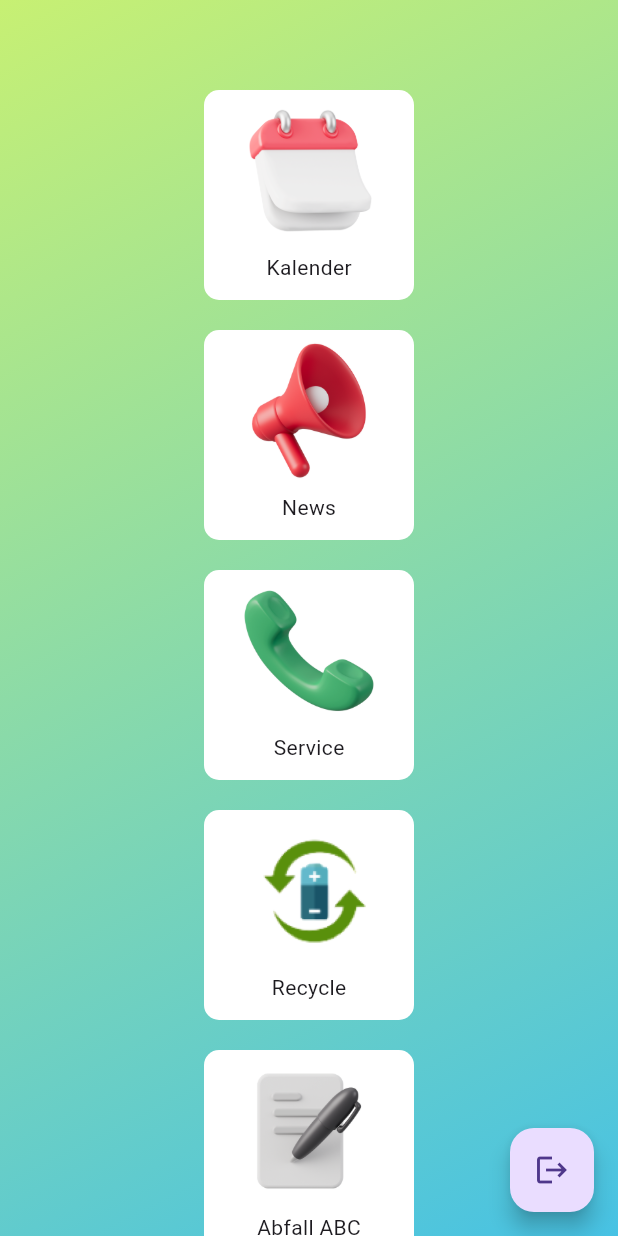
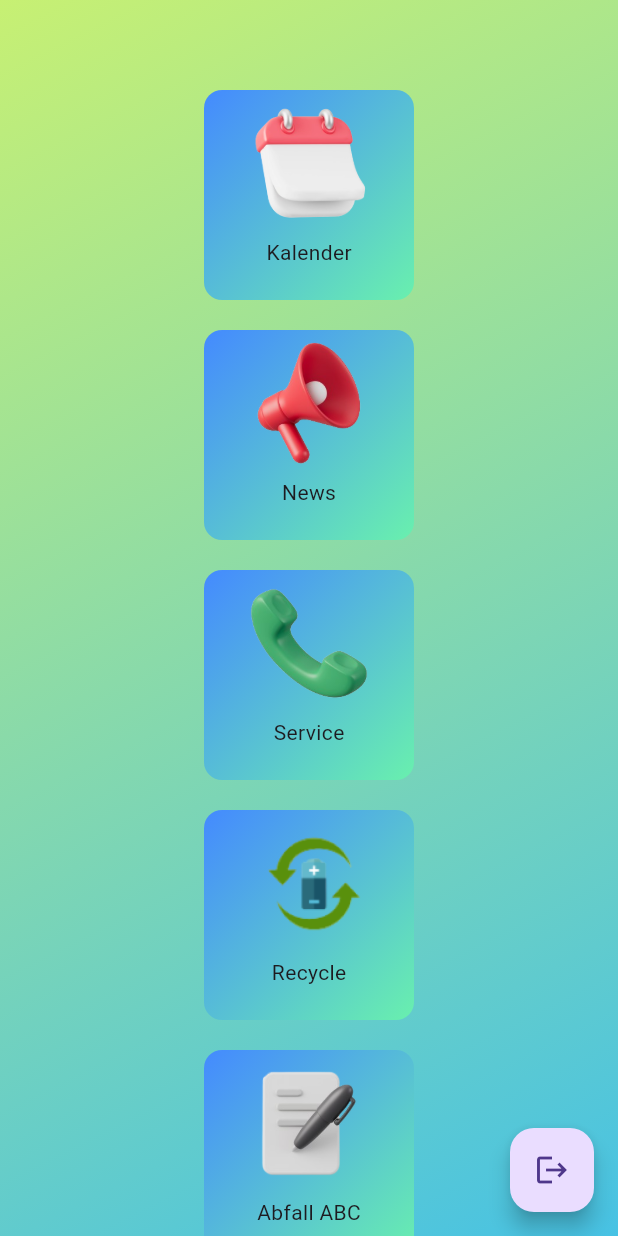
Before and after one commit to AkademieDirk/mamv2, a Flutter app: the screen it shows once a user with an empty profile is signed in, on a phone screen of 412 x 824 dp. Run offline on Flutter 3.47's test engine with Material 3 defaults, Android fonts, the phone set to English and light mode, and no system bars; our stand-ins replace cached_network_image, csv, firebase_auth, firebase_core, flutter_social_button, font_awesome_flutter and 1 more; accounts and stored records are empty; generated files the repository leaves out were written again.

Commit message:
PNG make transparent for Contnet Switcher redesign

```diff
--- a/lib/features/Abfall_ABC/widgets/switcher_container.dart
+++ b/lib/features/Abfall_ABC/widgets/switcher_container.dart
@@ -15,19 +15,28 @@ class SwitcherContainer extends StatelessWidget {
       width: 140,
       height: 140,
       decoration: BoxDecoration(
-          color: Colors.white, borderRadius: BorderRadius.circular(10)),
+        gradient: const LinearGradient(
+          colors: [Colors.blueAccent, Colors.greenAccent], // Farbverlauf
+          begin: Alignment.topLeft,
+          end: Alignment.bottomRight,
+        ),
+        borderRadius: BorderRadius.circular(12),
+      ),
       child: Column(
         children: [
           Padding(
             padding: const EdgeInsets.only(top: 4.0, bottom: 4),
             child: ClipRRect(
                 borderRadius: BorderRadius.circular(15),
-                child: Image(
-                    height: 100,
-                    width: 100,
-                    image: AssetImage(
-                      picturepath,
-                    ))),
+                child: Container(
+                  color: Colors.transparent,
+                  child: Image(
+                      height: 90,
+                      width: 90,
+                      image: AssetImage(
+                        picturepath,
+                      )),
+                )),
           ),
           Text(text)
         ],
```
Also changed, not shown: assets/icons/ContentSwitcher/AbfallABC.png, assets/icons/ContentSwitcher/Calendar.png, assets/icons/ContentSwitcher/News.png, assets/icons/ContentSwitcher/Phone.png.
